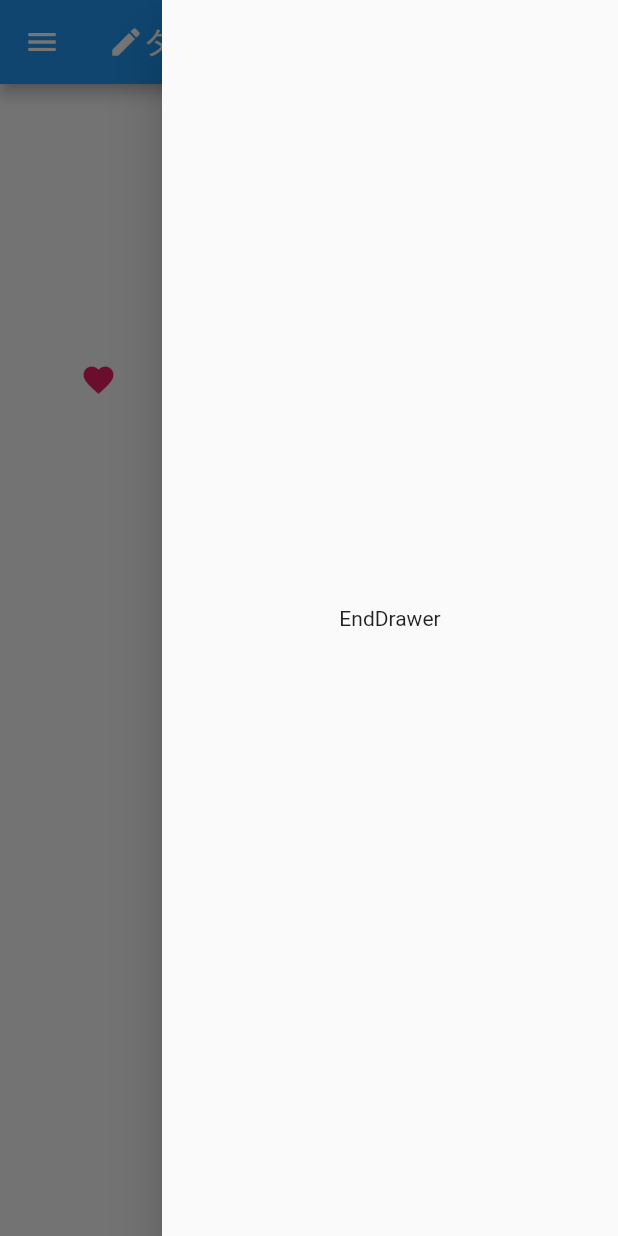
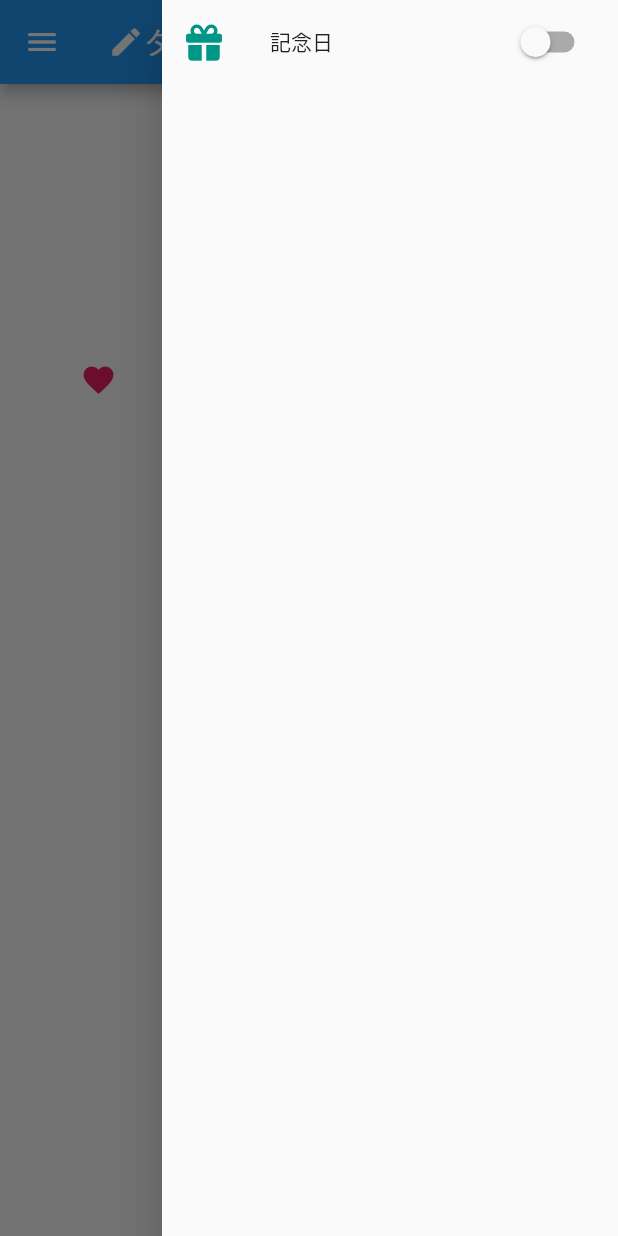
Before and after one commit to tsubasa-sbym/flutter_application_00, a Flutter app: the screen it shows after launch, after a tap on the "menu" icon, on a phone screen of 412 x 824 dp. Run offline on Flutter 3.47's test engine with Material 2 defaults, Android fonts, the phone set to English and light mode, and no system bars; our stand-ins replace font_awesome_flutter.

```diff
--- a/lib/main.dart
+++ b/lib/main.dart
@@ -52,6 +52,7 @@ class MyHomePage extends StatefulWidget {
 
 class _MyHomePageState extends State<MyHomePage> {
   int _counter = 0;
+  bool _setValue = false;
   void _incrementCounter() {
     setState(() {
       _counter++;
@@ -112,7 +113,22 @@ class _MyHomePageState extends State<MyHomePage> {
       floatingActionButton: FloatingActionButton(
          onPressed: _incrementCounter, tooltip: 'Increment', child: const Icon(Icons.add)),
       drawer: const Drawer(child: Center(child: Text("Drawer"))),
-      endDrawer: const Drawer(child: Center(child: Text("EndDrawer"))),
+      endDrawer: Drawer(
+        child: ListView(children: <Widget>[
+          SwitchListTile(
+          title:const  Text('記念日'),
+          value: _setValue,
+          //スイッチが変更された時のイベントを定義する
+          onChanged: (bool value) {
+            setState(() {
+              _setValue = value;
+            });
+            // 変更時のイベントが続く
+          },
+          secondary: const Icon(FontAwesomeIcons.gift, color: Colors.teal),
+          ),
+        ]),
+      ),
     );
   }
 }
```
